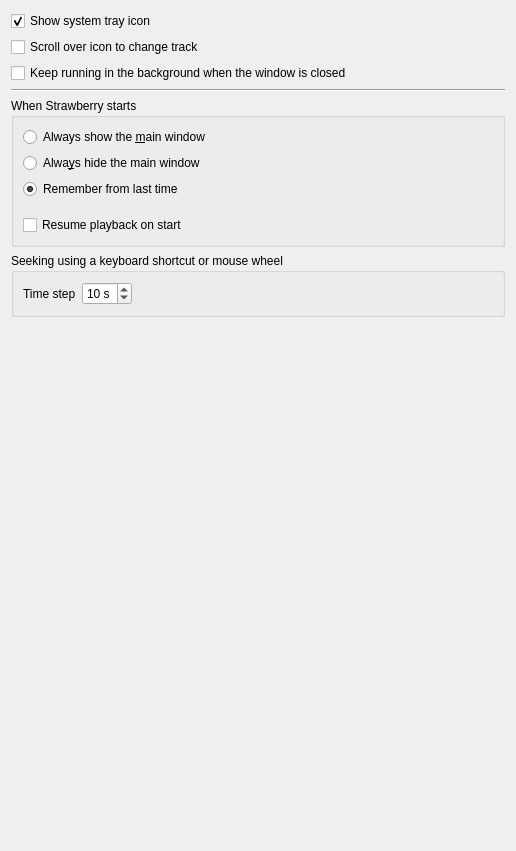
The window that src/settings/behavioursettingspage.ui (strawberrymusicplayer/strawberry) describes before a commit, drawn with Qt 5.
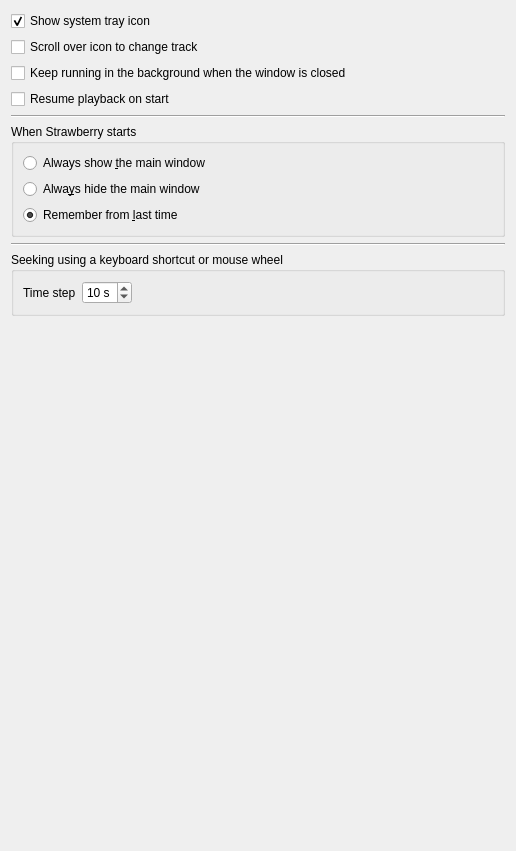
The same window after the commit.

Commit message: Move resume playback outside of startup group

Diff of the .ui file:
```diff
--- a/src/settings/behavioursettingspage.ui
+++ b/src/settings/behavioursettingspage.ui
@@ -45,7 +45,17 @@
     </widget>
    </item>
    <item>
-    <widget class="Line" name="line">
+    <widget class="QCheckBox" name="checkbox_resumeplayback">
+     <property name="text">
+      <string>Resume playback on start</string>
+     </property>
+     <property name="checked">
+      <bool>false</bool>
+     </property>
+    </widget>
+   </item>
+   <item>
+    <widget class="Line" name="line_1">
      <property name="orientation">
       <enum>Qt::Horizontal</enum>
      </property>
@@ -60,7 +70,7 @@
       <item>
        <widget class="QRadioButton" name="radiobutton_alwaysshow">
         <property name="text">
-         <string>Always show the &amp;main window</string>
+         <string>Always show &amp;the main window</string>
         </property>
        </widget>
       </item>
@@ -74,42 +84,23 @@
       <item>
        <widget class="QRadioButton" name="radiobutton_remember">
         <property name="text">
-         <string>Remember from last time</string>
+         <string>Remember from &amp;last time</string>
         </property>
         <property name="checked">
          <bool>true</bool>
         </property>
        </widget>
       </item>
-      <item>
-       <spacer name="spacer_1">
-        <property name="orientation">
-         <enum>Qt::Vertical</enum>
-        </property>
-        <property name="sizeType">
-         <enum>QSizePolicy::Fixed</enum>
-        </property>
-        <property name="sizeHint" stdset="0">
-         <size>
-          <width>20</width>
-          <height>10</height>
-         </size>
-        </property>
-       </spacer>
-      </item>
-      <item>
-       <widget class="QCheckBox" name="checkbox_resumeplayback">
-        <property name="text">
-         <string>Resume playback on start</string>
-        </property>
-        <property name="checked">
-         <bool>false</bool>
-        </property>
-       </widget>
-      </item>
      </layout>
     </widget>
    </item>
+   <item>
+    <widget class="Line" name="line_2">
+     <property name="orientation">
+      <enum>Qt::Horizontal</enum>
+     </property>
+    </widget>
+   </item>
    <item>
     <widget class="QGroupBox" name="groupbox_seekstep">
      <property name="title">
```
